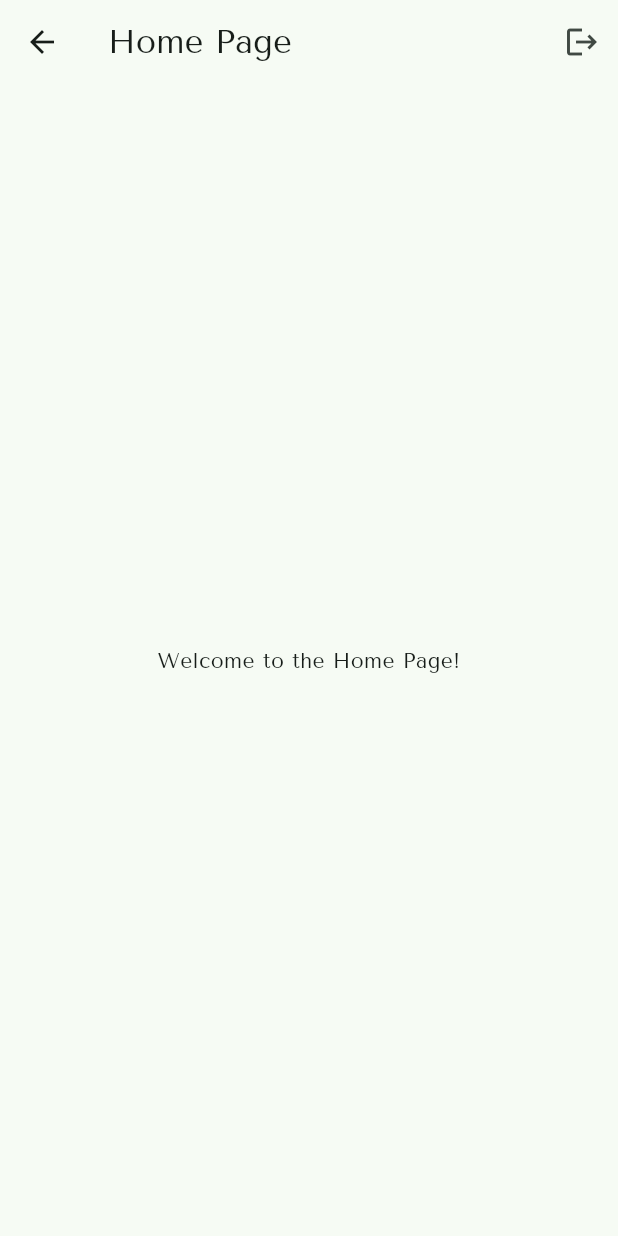
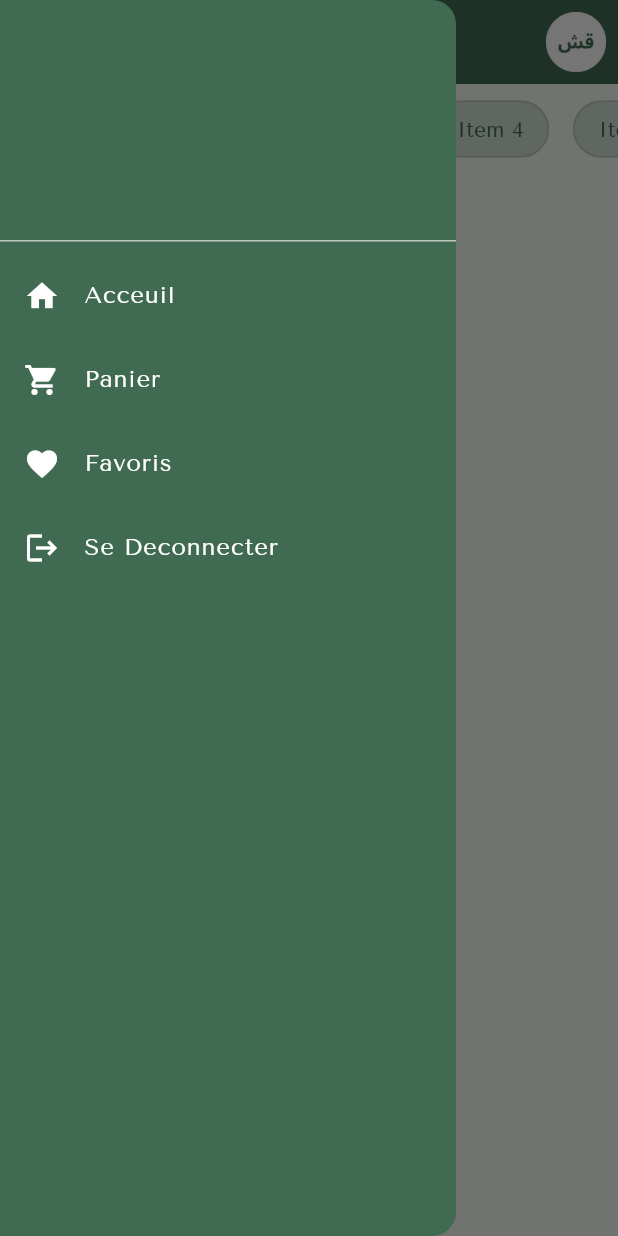
Before and after one commit to dalyhachicha/mini_project_9ach, a Flutter app: the HomePage screen opened by its route, with the side drawer open (before the commit the screen has no drawer), on a phone screen of 412 x 824 dp. Run offline on Flutter 3.47's test engine with Material 3 defaults, Android fonts, the light colour scheme and no system bars; our stand-ins replace cloud_firestore, firebase_auth, firebase_core; accounts and stored records are empty.

Commit message:
added drawer, app bar and Chips list

```diff
--- a/lib/main.dart
+++ b/lib/main.dart
@@ -4,6 +4,7 @@ import 'package:firebase_auth/firebase_auth.dart';
 import 'package:mini_project_9ach/firebase_options.dart';
 import 'package:mini_project_9ach/pages/auth/login.page.dart';
 import 'package:mini_project_9ach/pages/auth/signup.page.dart';
+import 'package:mini_project_9ach/pages/checkout.page.dart';
 import 'package:mini_project_9ach/pages/home.page.dart';
 import 'package:mini_project_9ach/utils/constants.dart';
 
@@ -24,9 +25,10 @@ class MyApp extends StatelessWidget {
       title: 'Flutter Demo',
       debugShowCheckedModeBanner: false,
       routes: {
-        '/home': (context) => HomePage(),
+        '/home': (context) => const HomePage(),
         '/login': (context) => LoginPage(),
         '/signup': (context) => SignupPage(),
+        '/checkout': (context) => const CheckoutPage(),
       },
       theme: ThemeData(
         colorScheme: ColorScheme.fromSeed(seedColor: primaryColor),
@@ -54,7 +56,7 @@ class _AuthWrapperState extends State<AuthWrapper> {
         if (snapshot.connectionState == ConnectionState.waiting) {
           return const CircularProgressIndicator();
         } else if (snapshot.hasData) {
-          return HomePage();
+          return const HomePage();
         } else {
           return LoginPage();
         }
@@ -62,3 +64,24 @@ class _AuthWrapperState extends State<AuthWrapper> {
     );
   }
 }
+
+class CustomAppBar extends StatelessWidget implements PreferredSizeWidget {
+  const CustomAppBar({super.key});
+
+  @override
+  Widget build(BuildContext context) {
+    return AppBar(
+      iconTheme: const IconThemeData(color: Colors.white),
+      backgroundColor: primaryColor,
+      actions: [
+        Padding(
+          padding: const EdgeInsets.all(8.0),
+          child: Image.asset('assets/images/logo-white.png'),
+        ),
+      ],
+    );
+  }
+
+  @override
+  Size get preferredSize => const Size.fromHeight(kToolbarHeight);
+}
--- a/lib/pages/auth/signup.page.dart
+++ b/lib/pages/auth/signup.page.dart
@@ -23,7 +23,9 @@ class SignupPage extends StatelessWidget {
   Widget build(BuildContext context) {
     return Scaffold(
       backgroundColor: backgroundColor,
-      body: SingleChildScrollView(
+      body: PopScope(
+        canPop: false,
+        child: SingleChildScrollView(
           child: Padding(
             padding: const EdgeInsets.all(20),
             child: Form(
@@ -229,6 +231,7 @@ class SignupPage extends StatelessWidget {
             ),
           ),
         ),
+      ),
     );
   }
 }
--- a/lib/pages/home.page.dart
+++ b/lib/pages/home.page.dart
@@ -1,24 +1,79 @@
 import 'package:flutter/material.dart';
 import 'package:firebase_auth/firebase_auth.dart';
+import 'package:mini_project_9ach/main.dart';
+import 'package:mini_project_9ach/utils/constants.dart';
+import 'package:mini_project_9ach/widgets/custom_drawer.widget.dart';
 
-class HomePage extends StatelessWidget {
+class HomePage extends StatefulWidget {
+  const HomePage({super.key});
+
+  @override
+  State<HomePage> createState() => _HomePageState();
+}
+
+class _HomePageState extends State<HomePage> {
+  final List<String> badgesList = [
+    'Item 1',
+    'Item 2',
+    'Item 3',
+    'Item 4',
+    'Item 5',
+    'Item 6',
+    'Item 7',
+    'Item 8',
+    'Item 9',
+    'Item 10',
+  ];
+
   @override
   Widget build(BuildContext context) {
     return Scaffold(
-      appBar: AppBar(
-        title: const Text('Home Page'),
-        actions: [
-          IconButton(
-            icon: Icon(Icons.logout),
-            onPressed: () async {
-              await FirebaseAuth.instance.signOut();
-              Navigator.pushReplacementNamed(context, '/login');
-            },
-          ),
-        ],
-      ),
-      body: const Center(
-        child: Text('Welcome to the Home Page!'),
+      drawer: CustomDrawer(),
+      appBar: const CustomAppBar(),
+      body: Container(
+        width: double.infinity,
+        child: Column(
+          crossAxisAlignment: CrossAxisAlignment.center,
+          children: [
+            SizedBox(
+              width: double.infinity,
+              height: 60,
+              child: ListView.builder(
+                scrollDirection: Axis.horizontal,
+                itemCount: badgesList.length,
+                itemBuilder: (context, index) {
+                  return Padding(
+                    padding: const EdgeInsets.all(8.0),
+                    child: Chip(
+                      label: Text(
+                        badgesList[index],
+                        style: TextStyle(color: primaryColor),
+                      ),
+                      backgroundColor: primaryColor.withAlpha(50),
+                      shape: RoundedRectangleBorder(
+                        borderRadius: BorderRadius.circular(50.0),
+                      ),
+                    ),
+                  );
+                },
+              ),
+            ),
+            Column(
+              children: [
+                const Text(
+                  'New Arrival',
+                  style: TextStyle(
+                    fontSize: 20,
+                    letterSpacing: 8,
+                    color: primaryColor,
+                    fontWeight: FontWeight.w400,
+                  ),
+                ),
+                Image.asset("assets/images/bar.png", scale: .7)
+              ],
+            ),
+          ],
+        ),
       ),
     );
   }
--- /dev/null
+++ b/lib/widgets/custom_drawer.widget.dart
@@ -0,0 +1,210 @@
+import 'package:flutter/material.dart';
+import 'package:firebase_auth/firebase_auth.dart';
+import 'package:cloud_firestore/cloud_firestore.dart';
+import 'package:mini_project_9ach/utils/constants.dart';
+
+class CustomDrawer extends StatelessWidget {
+  @override
+  Widget build(BuildContext context) {
+    return Drawer(
+      backgroundColor: primaryColor,
+      child: FutureBuilder(
+        future: getUserData(),
+        builder: (context, snapshot) {
+          if (snapshot.connectionState == ConnectionState.waiting) {
+            return const CircularProgressIndicator();
+          } else if (snapshot.hasError) {
+            return Text('Error: ${snapshot.error}');
+          } else {
+            var userData = snapshot.data as Map<String, dynamic>;
+
+            return ListView(
+              padding: EdgeInsets.zero,
+              children: <Widget>[
+                DrawerHeader(
+                  child: Column(
+                    crossAxisAlignment: CrossAxisAlignment.center,
+                    mainAxisAlignment: MainAxisAlignment.center,
+                    children: [
+                      Flexible(
+                        child: Text(
+                          "${userData['firstName'] ?? ''} ${userData['lastName'] ?? ''}",
+                          style: const TextStyle(
+                            color: Colors.white,
+                            fontSize: 18,
+                          ),
+                        ),
+                      ),
+                      Flexible(
+                        child: Text(
+                          userData['email'] ?? 'john.doe@example.com',
+                          style: const TextStyle(
+                            color: Colors.white,
+                          ),
+                        ),
+                      ),
+                      Flexible(
+                        child: Text(
+                          userData['phoneNumber'] ?? '+1234567890',
+                          style: const TextStyle(
+                            color: Colors.white,
+                          ),
+                        ),
+                      ),
+                    ],
+                  ),
+                ),
+                ListTile(
+                  title: const Text('Acceuil'),
+                  textColor: Colors.white,
+                  iconColor: Colors.white,
+                  leading: const Icon(Icons.home),
+                  onTap: () {
+                    Navigator.pushNamed(context, '/home');
+                  },
+                ),
+                ListTile(
+                  title: const Text('Panier'),
+                  textColor: Colors.white,
+                  iconColor: Colors.white,
+                  leading: const Icon(Icons.shopping_cart),
+                  onTap: () {
+                    Navigator.pushNamed(context, '/checkout');
+                  },
+                ),
+                ListTile(
+                  title: const Text('Favoris'),
+                  textColor: Colors.white,
+                  iconColor: Colors.white,
+                  leading: const Icon(Icons.favorite),
+                  onTap: () {
+                    Navigator.pop(context);
+                  },
+                ),
+                ListTile(
+                  title: const Text('Se Deconnecter'),
+                  textColor: Colors.white,
+                  iconColor: Colors.white,
+                  leading: const Icon(Icons.logout),
+                  onTap: () async {
+                    await FirebaseAuth.instance.signOut();
+                    Navigator.pushReplacementNamed(context, '/login');
+                  },
+                ),
+              ],
+            );
+          }
+        },
+      ),
+    );
+  }
+
+  Future<Map<String, dynamic>> getUserData() async {
+    User? user = FirebaseAuth.instance.currentUser;
+    var userData = <String, dynamic>{};
+
+    if (user != null) {
+      String userId = user.uid;
+
+      try {
+        DocumentSnapshot userDoc = await FirebaseFirestore.instance
+            .collection('users')
+            .doc(userId)
+            .get();
+
+        if (userDoc.exists) {
+          userData = userDoc.data() as Map<String, dynamic>;
+        }
+      } catch (e) {
+        print('Error fetching user data: $e');
+      }
+    }
+
+    return userData;
+  }
+}
+
+// class CustomDrawer extends StatelessWidget {
+//   @override
+//   Widget build(BuildContext context) {
+//     return Drawer(
+//       backgroundColor: primaryColor,
+//       child: ListView(
+//         padding: EdgeInsets.zero,
+//         children: <Widget>[
+//           const DrawerHeader(
+
+//             child: Column(
+//               crossAxisAlignment: CrossAxisAlignment.center,
+//               mainAxisAlignment: MainAxisAlignment.center,
+//               children: [
+//                 Flexible(
+//                   child: Text(
+//                     'John Doe',
+//                     style: TextStyle(
+//                       color: Colors.white,
+//                       fontSize: 18,
+//                     ),
+//                   ),
+//                 ),
+//                 Flexible(
+//                   child: Text(
+//                     'john.doe@example.com',
+//                     style: TextStyle(
+//                       color: Colors.white,
+//                     ),
+//                   ),
+//                 ),
+//                 Flexible(
+//                   child: Text(
+//                     '+1234567890',
+//                     style: TextStyle(
+//                       color: Colors.white,
+//                     ),
+//                   ),
+//                 ),
+//               ],
+//             ),
+//           ),
+//           ListTile(
+//             title: const Text('Acceuil'),
+//             textColor: Colors.white,
+//             iconColor: Colors.white,
+//             leading: Icon(Icons.home),
+//             onTap: () {
+//               Navigator.pushNamed(context, '/home');
+//             },
+//           ),
+//           ListTile(
+//             title: const Text('Panier'),
+//             textColor: Colors.white,
+//             iconColor: Colors.white,
+//             leading: Icon(Icons.shopping_cart),
+//             onTap: () {
+//               Navigator.pushNamed(context, '/checkout');
+//             },
+//           ),
+//           ListTile(
+//             title: const Text('Favoris'),
+//             textColor: Colors.white,
+//             iconColor: Colors.white,
+//             leading: Icon(Icons.favorite),
+//             onTap: () {
+//               Navigator.pop(context);
+//             },
+//           ),
+//           ListTile(
+//             title: const Text('Se Deconnecter'),
+//             textColor: Colors.white,
+//             iconColor: Colors.white,
+//             leading: Icon(Icons.logout),
+//             onTap: () async {
+//               await FirebaseAuth.instance.signOut();
+//               Navigator.pushReplacementNamed(context, '/login');
+//             },
+//           ),
+//         ],
+//       ),
+//     );
+//   }
+// }
--- a/pubspec.yaml
+++ b/pubspec.yaml
@@ -63,7 +63,7 @@ flutter:
 
   # To add assets to your application, add an assets section, like this:
   assets:
-      - assets/images/logo.png
+      - assets/images/
 
   # An image asset can refer to one or more resolution-specific "variants", see
   # https://flutter.dev/assets-and-images/#resolution-aware
```
Also changed, not shown: lib/pages/auth/login.page.dart (+17 -9 lines), lib/pages/checkout.page.dart (added, +23 -0 lines), lib/widgets/badge.widget.dart (added, +23 -0 lines), assets/images/bar.png (added), assets/images/logo-white.png (added). Lines whose indentation alone changed are shown as unchanged.
